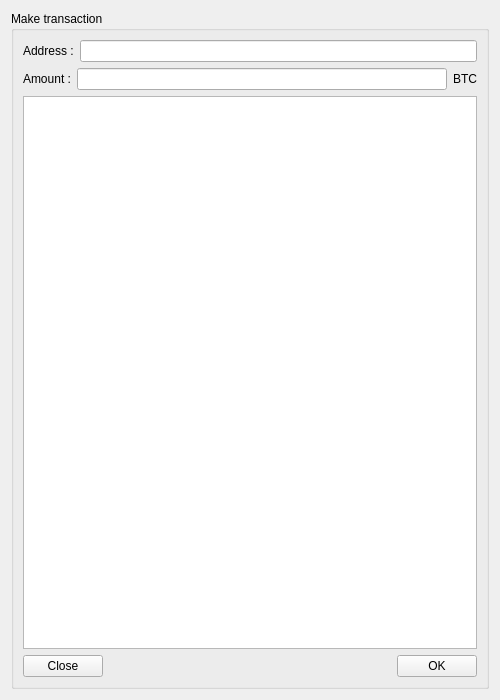
Before: the Qt Designer form online_wallet/maketransactionwindow.ui in bmstu-iu8-2018-project/wallet, drawn with Qt 5.
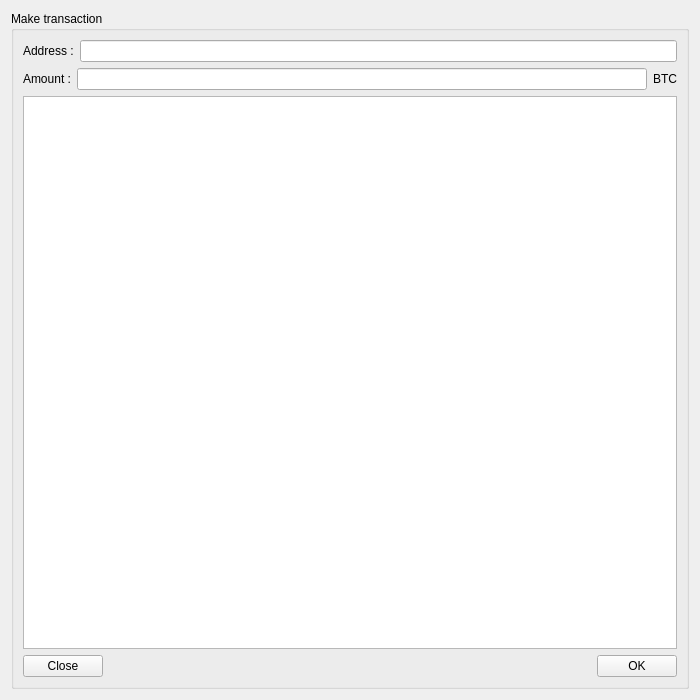
After: the same form once the commit is applied.

The edit to the form file:
```diff
--- a/online_wallet/maketransactionwindow.ui
+++ b/online_wallet/maketransactionwindow.ui
@@ -6,7 +6,7 @@
    <rect>
     <x>0</x>
     <y>0</y>
-    <width>500</width>
+    <width>700</width>
     <height>700</height>
    </rect>
   </property>
```
